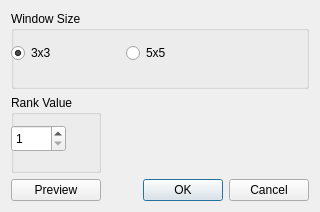
The window that rankfilterdialog.ui (mbobowsk/DarQwin) describes before a commit, drawn with Qt 5.
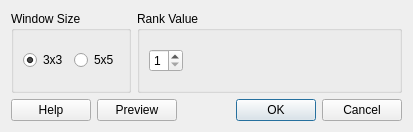
The same window after the commit.

The edit to the form file:
```diff
--- a/rankfilterdialog.ui
+++ b/rankfilterdialog.ui
@@ -6,45 +6,21 @@
    <rect>
     <x>0</x>
     <y>0</y>
-    <width>320</width>
-    <height>212</height>
+    <width>413</width>
+    <height>132</height>
    </rect>
   </property>
   <property name="windowTitle">
    <string>Rank Filter</string>
   </property>
-  <layout class="QGridLayout" name="gridLayout">
-   <item row="2" column="1">
-    <widget class="QDialogButtonBox" name="buttonBox">
-     <property name="orientation">
-      <enum>Qt::Horizontal</enum>
-     </property>
-     <property name="standardButtons">
-      <set>QDialogButtonBox::Cancel|QDialogButtonBox::Ok</set>
-     </property>
-    </widget>
-   </item>
-   <item row="2" column="0">
-    <widget class="QPushButton" name="previewButton">
-     <property name="text">
-      <string>Preview</string>
-     </property>
-    </widget>
-   </item>
-   <item row="0" column="0" colspan="2">
+  <layout class="QGridLayout" name="gridLayout_2">
+   <item row="0" column="0">
     <widget class="QGroupBox" name="groupBox">
      <property name="title">
       <string>Window Size</string>
      </property>
-     <widget class="QWidget" name="layoutWidget">
-      <property name="geometry">
-       <rect>
-        <x>0</x>
-        <y>30</y>
-        <width>160</width>
-        <height>24</height>
-       </rect>
-      </property>
+     <layout class="QGridLayout" name="gridLayout">
+      <item row="0" column="0">
       <layout class="QHBoxLayout" name="horizontalLayout">
        <item>
         <widget class="QRadioButton" name="button3x3">
@@ -56,19 +32,6 @@
          </property>
         </widget>
        </item>
-       <item>
-        <spacer name="horizontalSpacer">
-         <property name="orientation">
-          <enum>Qt::Horizontal</enum>
-         </property>
-         <property name="sizeHint" stdset="0">
-          <size>
-           <width>40</width>
-           <height>20</height>
-          </size>
-         </property>
-        </spacer>
-       </item>
        <item>
         <widget class="QRadioButton" name="button5x5">
          <property name="text">
@@ -77,26 +40,18 @@
         </widget>
        </item>
       </layout>
-     </widget>
-     <zorder>layoutWidget</zorder>
-     <zorder>groupBox_2</zorder>
-     <zorder>groupBox_2</zorder>
-    </widget>
+      </item>
+     </layout>
+    </widget>
    </item>
-   <item row="1" column="0">
+   <item row="0" column="1">
     <widget class="QGroupBox" name="groupBox_2">
      <property name="title">
       <string>Rank Value</string>
      </property>
+     <layout class="QGridLayout" name="gridLayout_3">
+      <item row="0" column="0">
      <widget class="QSpinBox" name="spinBox">
-      <property name="geometry">
-       <rect>
-        <x>0</x>
-        <y>30</y>
-        <width>55</width>
-        <height>27</height>
-       </rect>
-      </property>
       <property name="minimum">
        <number>1</number>
       </property>
@@ -104,8 +59,51 @@
        <number>9</number>
       </property>
      </widget>
+      </item>
+      <item row="0" column="1">
+       <spacer name="horizontalSpacer">
+        <property name="orientation">
+         <enum>Qt::Horizontal</enum>
+        </property>
+        <property name="sizeHint" stdset="0">
+         <size>
+          <width>159</width>
+          <height>20</height>
+         </size>
+        </property>
+       </spacer>
+      </item>
+     </layout>
     </widget>
    </item>
+   <item row="1" column="0" colspan="2">
+    <layout class="QHBoxLayout" name="horizontalLayout_2">
+     <item>
+      <widget class="QPushButton" name="helpButton">
+       <property name="text">
+        <string>Help</string>
+       </property>
+      </widget>
+     </item>
+     <item>
+      <widget class="QPushButton" name="previewButton">
+       <property name="text">
+        <string>Preview</string>
+       </property>
+      </widget>
+     </item>
+     <item>
+      <widget class="QDialogButtonBox" name="buttonBox">
+       <property name="orientation">
+        <enum>Qt::Horizontal</enum>
+       </property>
+       <property name="standardButtons">
+        <set>QDialogButtonBox::Cancel|QDialogButtonBox::Ok</set>
+       </property>
+      </widget>
+     </item>
+    </layout>
+   </item>
   </layout>
  </widget>
  <resources/>
```
Lines whose indentation alone changed are shown as unchanged.
